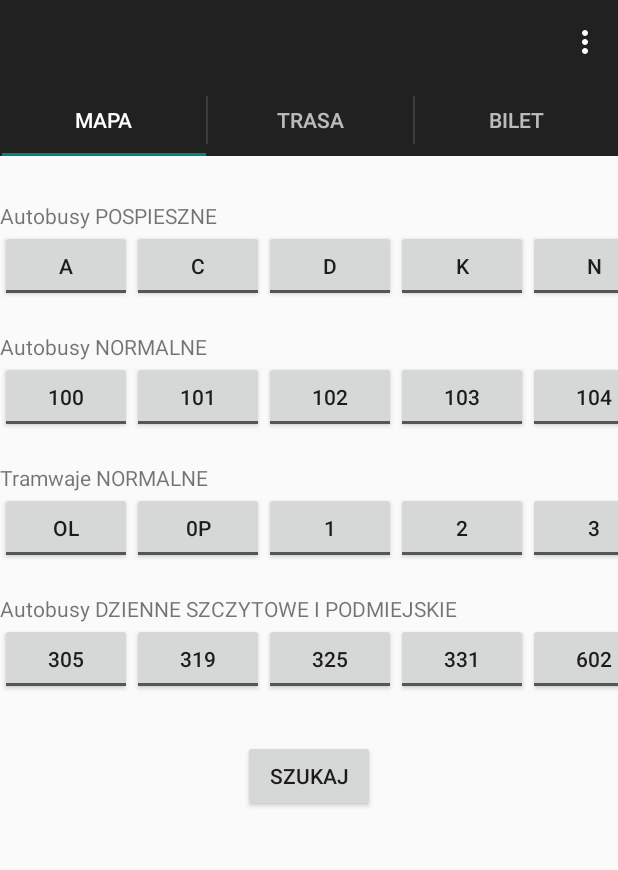
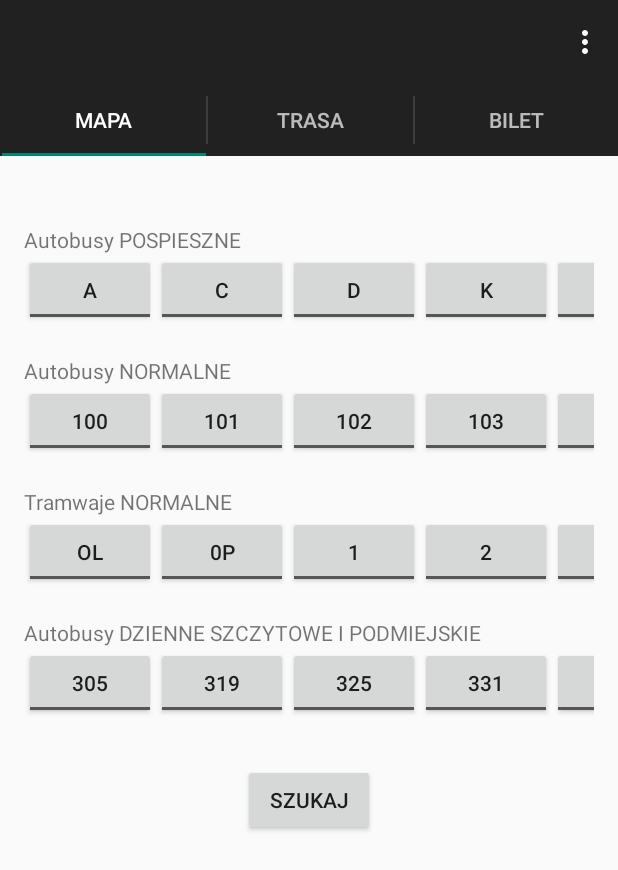
Before and after one commit to bobo93/Inzynier, an Android app: the screen it shows after launch (MainActivity), on a phone screen of 412 x 824 dp. Shown: the top 870 px of the screen. Run offline under Robolectric (Android 15) with nearby library versions, the phone set to English and light mode, and no system bars.

Commit message:
przechodzenie z activity map1 do map2

```diff
--- a/app/build.gradle
+++ b/app/build.gradle
@@ -22,4 +22,5 @@ android {
 dependencies {
     compile fileTree(dir: 'libs', include: ['*.jar'])
     compile 'com.android.support:appcompat-v7:23.0.1'
+    compile 'com.google.android.gms:play-services:8.1.0'
 }
--- a/app/src/main/java/com/example/olamac/inzynier/MainActivity.java
+++ b/app/src/main/java/com/example/olamac/inzynier/MainActivity.java
@@ -2,7 +2,6 @@ package com.example.olamac.inzynier;
 
 import java.util.Locale;
 
-import android.os.Build;
 import android.support.v7.app.AppCompatActivity;
 import android.support.v7.app.ActionBar;
 import android.support.v4.app.Fragment;
@@ -11,13 +10,11 @@ import android.support.v4.app.FragmentTransaction;
 import android.support.v4.app.FragmentPagerAdapter;
 import android.os.Bundle;
 import android.support.v4.view.ViewPager;
-import android.view.Gravity;
 import android.view.LayoutInflater;
 import android.view.Menu;
 import android.view.MenuItem;
 import android.view.View;
 import android.view.ViewGroup;
-import android.widget.TextView;
 
 public class MainActivity extends AppCompatActivity implements ActionBar.TabListener {
 
@@ -132,7 +129,7 @@ public class MainActivity extends AppCompatActivity implements ActionBar.TabList
             // Return a PlaceholderFragment (defined as a static inner class below).
 
             switch(position){
-                case 0: return Map1.newInstance();
+                case 0: return Map.newInstance();
                 case 1 :  return PlaceholderFragment.newInstance(position + 1);
                 // default: return MyFragment.newInstance();
 /* It is better to use default so that it always returns a fragment and no problems would ever occur */
--- /dev/null
+++ b/app/src/main/java/com/example/olamac/inzynier/Map.java
@@ -0,0 +1,52 @@
+package com.example.olamac.inzynier;
+
+
+import android.content.Intent;
+import android.support.v4.app.Fragment;
+import android.os.Bundle;
+import android.view.LayoutInflater;
+import android.view.View;
+import android.view.ViewGroup;
+import android.widget.Button;
+import android.widget.TextView;
+import android.widget.Toast;
+
+public class Map extends Fragment implements View.OnClickListener {
+
+    public static Map newInstance() {
+        Map fragment = new Map();
+        return fragment;
+    }
+
+    public Map() {
+    }
+
+
+
+    @Override
+    public View onCreateView(LayoutInflater inflater, ViewGroup container,
+                             Bundle savedInstanceState) {
+
+        View rootView = inflater.inflate(R.layout.activity_map1, container, false);
+
+        Button b = (Button) rootView.findViewById(R.id.btnGoToMap);
+        b.setOnClickListener(this);
+
+        return rootView;
+    }
+
+
+    @Override
+    public void onClick(View v) {
+        switch (v.getId()) {
+            case R.id.btnGoToMap:
+                Toast.makeText(getActivity(),
+                        "Your Message", Toast.LENGTH_LONG).show();
+
+                Intent k = new Intent(getActivity(), Map2.class);
+                getActivity().startActivity(k);
+                break;
+        }
+
+    }
+}
--- a/app/src/main/java/com/example/olamac/inzynier/Map1.java
+++ /dev/null
@@ -1,40 +0,0 @@
-package com.example.olamac.inzynier;
-
-
-import android.support.v4.app.Fragment;
-import android.support.v7.app.AppCompatActivity;
-import android.os.Bundle;
-import android.view.LayoutInflater;
-import android.view.Menu;
-import android.view.MenuItem;
-import android.view.View;
-import android.view.ViewGroup;
-import android.widget.Button;
-import android.widget.TextView;
-
-public class Map1 extends Fragment {
-
-    public static Map1 newInstance() {
-        Map1 fragment = new Map1();
-        return fragment;
-    }
-
-    public Map1() {
-    }
-
-    Button ClickMe;
-    TextView tv;
-
-    @Override
-    public View onCreateView(LayoutInflater inflater, ViewGroup container,
-                             Bundle savedInstanceState) {
-
-        View rootView = inflater.inflate(R.layout.activity_map1, container, false);
-
-
-        return rootView;
-    }
-
-
-
-}
--- a/app/src/main/res/layout/activity_map1.xml
+++ b/app/src/main/res/layout/activity_map1.xml
@@ -1,9 +1,24 @@
-<?xml version="1.0" encoding="utf-8"?>
+<RelativeLayout xmlns:android="http://schemas.android.com/apk/res/android"
+    xmlns:tools="http://schemas.android.com/tools" android:layout_width="match_parent"
+    android:layout_height="match_parent" android:paddingLeft="@dimen/activity_horizontal_margin"
+    android:paddingRight="@dimen/activity_horizontal_margin"
+    android:paddingTop="@dimen/activity_vertical_margin"
+    android:paddingBottom="@dimen/activity_vertical_margin"
+    tools:context="com.example.olamac.inzynier.Map"
+
+    >
+    <ScrollView
+        android:layout_width="wrap_content"
+        android:layout_height="wrap_content">
+
 <LinearLayout xmlns:android="http://schemas.android.com/apk/res/android"
     android:orientation="vertical"
     android:layout_width="fill_parent"
     android:layout_height="fill_parent"
     android:paddingTop="30dp">
+
+
+
 
     <TextView
         android:layout_width="fill_parent"
@@ -510,7 +525,8 @@
                     android:textOff="609"
                     android:textOn="609"
                     android:layout_width="wrap_content"
-                    android:layout_height="wrap_content"/>
+                    android:layout_height="wrap_content"
+                   />
 
                 <ToggleButton
                     android:textOff="612"
@@ -525,9 +541,11 @@
         android:layout_width="wrap_content"
         android:layout_height="wrap_content"
         android:text="SZUKAJ"
-        android:id="@+id/button"
+        android:id="@+id/btnGoToMap"
         android:layout_gravity="center_horizontal"
         android:layout_marginTop="30dp" />
 
 
 </LinearLayout>
+</ScrollView>
+</RelativeLayout>
--- /dev/null
+++ b/app/src/main/res/layout/activity_map2.xml
@@ -0,0 +1,5 @@
+<fragment xmlns:android="http://schemas.android.com/apk/res/android"
+    xmlns:tools="http://schemas.android.com/tools" android:layout_width="match_parent"
+    android:layout_height="match_parent" android:id="@+id/map"
+    tools:context="com.example.olamac.inzynier.Map2"
+    android:name="com.google.android.gms.maps.SupportMapFragment" />
--- a/app/src/main/res/menu/menu_map1.xml
+++ b/app/src/main/res/menu/menu_map1.xml
@@ -1,6 +1,6 @@
 <menu xmlns:android="http://schemas.android.com/apk/res/android"
     xmlns:app="http://schemas.android.com/apk/res-auto"
-    xmlns:tools="http://schemas.android.com/tools" tools:context="com.example.olamac.inzynier.Map1">
+    xmlns:tools="http://schemas.android.com/tools" tools:context="com.example.olamac.inzynier.Map">
     <item android:id="@+id/action_settings" android:title="@string/action_settings"
         android:orderInCategory="100" app:showAsAction="never" />
 </menu>
--- a/app/src/main/res/values/strings.xml
+++ b/app/src/main/res/values/strings.xml
@@ -8,5 +8,6 @@
     <string name="hello_world">Hello world!</string>
 
     <string name="action_settings">Settings</string>
-    <string name="title_activity_map1">Map1</string>
+    <string name="title_activity_map1">Map</string>
+    <string name="title_activity_map2">Map</string>
 </resources>
```
Also changed, not shown: app/src/debug/res/values/google_maps_api.xml (added, +18 -0 lines), app/src/main/AndroidManifest.xml (+25 -1 lines), app/src/main/java/com/example/olamac/inzynier/Map2.java (added, +65 -0 lines), 2 other files.
